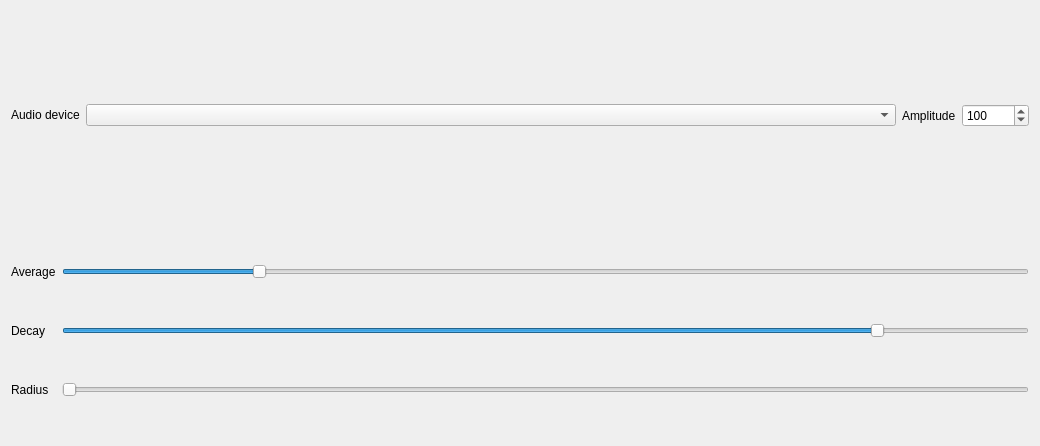
The window that Effects/SwirlCirclesAudio/SwirlCirclesAudio.ui (DLdota/OpenRGBEffectsPlugin) describes before a commit, drawn with Qt 5.
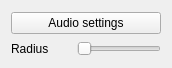
The same window after the commit. Custom widgets are drawn as their Qt base class.

```diff
--- a/Effects/SwirlCirclesAudio/SwirlCirclesAudio.ui
+++ b/Effects/SwirlCirclesAudio/SwirlCirclesAudio.ui
@@ -6,184 +6,33 @@
    <rect>
     <x>0</x>
     <y>0</y>
-    <width>1040</width>
-    <height>446</height>
+    <width>172</width>
+    <height>68</height>
    </rect>
   </property>
   <property name="windowTitle">
    <string>Form</string>
   </property>
-  <layout class="QGridLayout" name="gridLayout">
-   <item row="0" column="0">
-    <widget class="QFrame" name="frame">
-     <property name="frameShape">
-      <enum>QFrame::NoFrame</enum>
+  <layout class="QGridLayout" name="gridLayout" columnstretch="1,0">
+   <item row="1" column="1">
+    <widget class="QTooltipedSlider" name="radius">
+     <property name="orientation">
+      <enum>Qt::Horizontal</enum>
      </property>
-     <property name="frameShadow">
-      <enum>QFrame::Raised</enum>
-     </property>
-     <layout class="QGridLayout" name="gridLayout_2" columnstretch="0,1">
-      <property name="leftMargin">
-       <number>0</number>
-      </property>
-      <property name="topMargin">
-       <number>0</number>
-      </property>
-      <property name="rightMargin">
-       <number>0</number>
-      </property>
-      <property name="bottomMargin">
-       <number>0</number>
-      </property>
-      <item row="0" column="1">
-       <widget class="QComboBox" name="devices">
-        <property name="sizePolicy">
-         <sizepolicy hsizetype="Ignored" vsizetype="Fixed">
-          <horstretch>0</horstretch>
-          <verstretch>0</verstretch>
-         </sizepolicy>
-        </property>
-       </widget>
-      </item>
-      <item row="0" column="0">
-       <widget class="QLabel" name="label">
-        <property name="text">
-         <string>Audio device</string>
-        </property>
-       </widget>
-      </item>
-     </layout>
     </widget>
    </item>
-   <item row="0" column="1">
-    <widget class="QFrame" name="frame_2">
-     <property name="frameShape">
-      <enum>QFrame::NoFrame</enum>
+   <item row="1" column="0">
+    <widget class="QLabel" name="label_5">
+     <property name="text">
+      <string>Radius</string>
      </property>
-     <property name="frameShadow">
-      <enum>QFrame::Raised</enum>
-     </property>
-     <layout class="QGridLayout" name="gridLayout_3">
-      <property name="leftMargin">
-       <number>0</number>
-      </property>
-      <property name="topMargin">
-       <number>0</number>
-      </property>
-      <property name="rightMargin">
-       <number>0</number>
-      </property>
-      <property name="bottomMargin">
-       <number>0</number>
-      </property>
-      <item row="0" column="0">
-       <widget class="QLabel" name="label_2">
-        <property name="text">
-         <string>Amplitude</string>
-        </property>
-       </widget>
-      </item>
-      <item row="0" column="1">
-       <widget class="QSpinBox" name="amplitude">
-        <property name="minimum">
-         <number>1</number>
-        </property>
-        <property name="maximum">
-         <number>1000000</number>
-        </property>
-        <property name="value">
-         <number>100</number>
-        </property>
-       </widget>
-      </item>
-     </layout>
     </widget>
    </item>
-   <item row="1" column="0" colspan="2">
-    <widget class="QFrame" name="frame_3">
-     <property name="frameShape">
-      <enum>QFrame::NoFrame</enum>
+   <item row="0" column="0" colspan="2">
+    <widget class="QPushButton" name="audio_settings">
+     <property name="text">
+      <string>Audio settings</string>
      </property>
-     <property name="frameShadow">
-      <enum>QFrame::Raised</enum>
-     </property>
-     <layout class="QGridLayout" name="gridLayout_4">
-      <property name="leftMargin">
-       <number>0</number>
-      </property>
-      <property name="topMargin">
-       <number>0</number>
-      </property>
-      <property name="rightMargin">
-       <number>0</number>
-      </property>
-      <property name="bottomMargin">
-       <number>0</number>
-      </property>
-      <item row="1" column="1">
-       <widget class="QLabel" name="label_4">
-        <property name="text">
-         <string>Average</string>
-        </property>
-       </widget>
-      </item>
-      <item row="3" column="1">
-       <widget class="QLabel" name="label_5">
-        <property name="text">
-         <string>Radius</string>
-        </property>
-       </widget>
-      </item>
-      <item row="2" column="1">
-       <widget class="QLabel" name="label_3">
-        <property name="text">
-         <string>Decay</string>
-        </property>
-       </widget>
-      </item>
-      <item row="3" column="2">
-       <widget class="QTooltipedSlider" name="radius">
-        <property name="orientation">
-         <enum>Qt::Horizontal</enum>
-        </property>
-       </widget>
-      </item>
-      <item row="2" column="2">
-       <widget class="QTooltipedSlider" name="decay">
-        <property name="minimum">
-         <number>1</number>
-        </property>
-        <property name="maximum">
-         <number>100</number>
-        </property>
-        <property name="sliderPosition">
-         <number>85</number>
-        </property>
-        <property name="orientation">
-         <enum>Qt::Horizontal</enum>
-        </property>
-       </widget>
-      </item>
-      <item row="1" column="2">
-       <widget class="QTooltipedSlider" name="average">
-        <property name="minimum">
-         <number>8</number>
-        </property>
-        <property name="maximum">
-         <number>128</number>
-        </property>
-        <property name="singleStep">
-         <number>8</number>
-        </property>
-        <property name="value">
-         <number>32</number>
-        </property>
-        <property name="orientation">
-         <enum>Qt::Horizontal</enum>
-        </property>
-       </widget>
-      </item>
-     </layout>
     </widget>
    </item>
   </layout>
```
Left out of the diff: 4 changed lines with no effect on the pictures.
